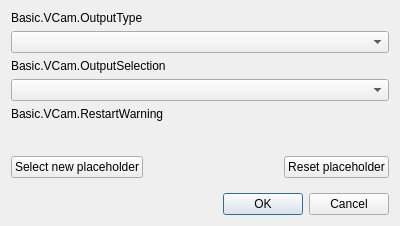
Qt form UI/forms/OBSBasicVCamConfig.ui (gxalpha/obs-studio) before a commit.
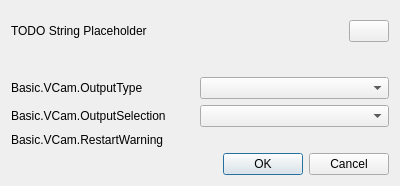
The same form after that commit.

Commit message: rework ui like the mockup

Diff of the .ui file:
```diff
--- a/UI/forms/OBSBasicVCamConfig.ui
+++ b/UI/forms/OBSBasicVCamConfig.ui
@@ -15,24 +15,114 @@
   </property>
   <layout class="QVBoxLayout" name="verticalLayout">
    <item>
-    <widget class="QLabel" name="outputTypeLabel">
-     <property name="text">
-      <string>Basic.VCam.OutputType</string>
+    <layout class="QHBoxLayout" name="horizontalLayout1">
+     <property name="spacing">
+      <number>0</number>
      </property>
-    </widget>
+     <property name="leftMargin">
+      <number>0</number>
+     </property>
+     <property name="topMargin">
+      <number>0</number>
+     </property>
+     <property name="rightMargin">
+      <number>0</number>
+     </property>
+     <property name="bottomMargin">
+      <number>0</number>
+     </property>
+     <item>
+      <widget class="QLabel" name="placeholderLabel">
+       <property name="text">
+        <string>TODO String Placeholder</string>
+       </property>
+      </widget>
+     </item>
+     <item>
+      <spacer name="horizontalSpacer">
+       <property name="orientation">
+        <enum>Qt::Horizontal</enum>
+       </property>
+       <property name="sizeHint" stdset="0">
+        <size>
+         <width>20</width>
+         <height>40</height>
+        </size>
+       </property>
+      </spacer>
+     </item>
+     <item>
+      <widget class="QPushButton" name="placeholderOptions">
+       <property name="themeID" stdset="0">
+        <string>menuIconSmall</string>
+       </property>
+       <property name="toolButton" stdset="0">
+        <bool>true</bool>
+       </property>
+      </widget>
+     </item>
+    </layout>
    </item>
    <item>
-    <widget class="QComboBox" name="outputType"/>
+    <widget class="QLabel" name="placeholderPreview"/>
    </item>
    <item>
-    <widget class="QLabel" name="outputSelectionLabel">
-     <property name="text">
-      <string>Basic.VCam.OutputSelection</string>
+    <layout class="QHBoxLayout" name="horizontalLayout2">
+     <property name="spacing">
+      <number>0</number>
      </property>
-    </widget>
+     <property name="leftMargin">
+      <number>0</number>
+     </property>
+     <property name="topMargin">
+      <number>0</number>
+     </property>
+     <property name="rightMargin">
+      <number>0</number>
+     </property>
+     <property name="bottomMargin">
+      <number>0</number>
+     </property>
+     <item>
+      <widget class="QLabel" name="outputTypeLabel">
+       <property name="text">
+        <string>Basic.VCam.OutputType</string>
+       </property>
+      </widget>
+     </item>
+     <item>
+      <widget class="QComboBox" name="outputType"/>
+     </item>
+    </layout>
    </item>
    <item>
-    <widget class="QComboBox" name="outputSelection"/>
+    <layout class="QHBoxLayout" name="horizontalLayout3">
+     <property name="spacing">
+      <number>0</number>
+     </property>
+     <property name="leftMargin">
+      <number>0</number>
+     </property>
+     <property name="topMargin">
+      <number>0</number>
+     </property>
+     <property name="rightMargin">
+      <number>0</number>
+     </property>
+     <property name="bottomMargin">
+      <number>0</number>
+     </property>
+     <item>
+      <widget class="QLabel" name="outputSelectionLabel">
+       <property name="text">
+        <string>Basic.VCam.OutputSelection</string>
+       </property>
+      </widget>
+     </item>
+     <item>
+      <widget class="QComboBox" name="outputSelection"/>
+     </item>
+    </layout>
    </item>
    <item>
     <widget class="QLabel" name="warningLabel">
@@ -57,56 +147,6 @@
      </property>
     </spacer>
    </item>
-<item>
- <widget class="QLabel" name="placeholderPreview">
- </widget>
-</item>
-<item>
-<layout class="QHBoxLayout" name="horizontalLayout">
- <property name="spacing">
-  <number>0</number>
- </property>
- <property name="leftMargin">
-  <number>0</number>
- </property>
- <property name="topMargin">
-  <number>0</number>
- </property>
- <property name="rightMargin">
-  <number>0</number>
- </property>
- <property name="bottomMargin">
-  <number>0</number>
- </property>
- <item>
-  <widget class="QPushButton" name="playPauseButton1">
-   <property name="text">
-    <string>Select new placeholder</string>
-   </property>
-  </widget>
- </item>
- <item>
-<spacer name="horizontalSpacer">
- <property name="orientation">
-  <enum>Qt::Horizontal</enum>
- </property>
- <property name="sizeHint" stdset="0">
-  <size>
-   <width>20</width>
-   <height>40</height>
-  </size>
- </property>
-</spacer>
- </item>
- <item>
-  <widget class="QPushButton" name="playPauseButton3">
-   <property name="text">
-    <string>Reset placeholder</string>
-   </property>
-  </widget>
- </item>
-</layout>
-</item>
    <item>
     <spacer name="verticalSpacer2">
      <property name="orientation">
```
The commit also changes 1 other file.
